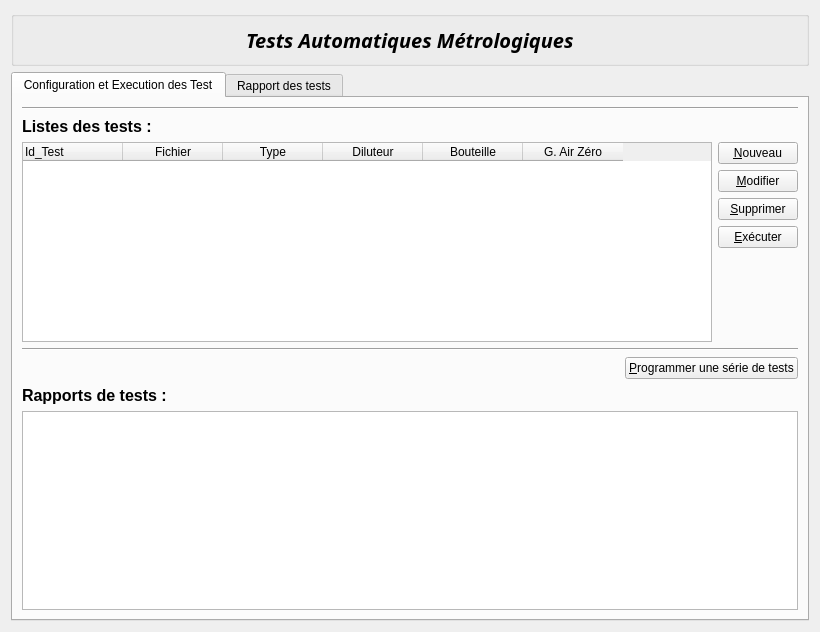
This is homewidget.ui in InformatiqueAtmoNA/tam as Qt 5 draws it before an edit. The edited form follows.
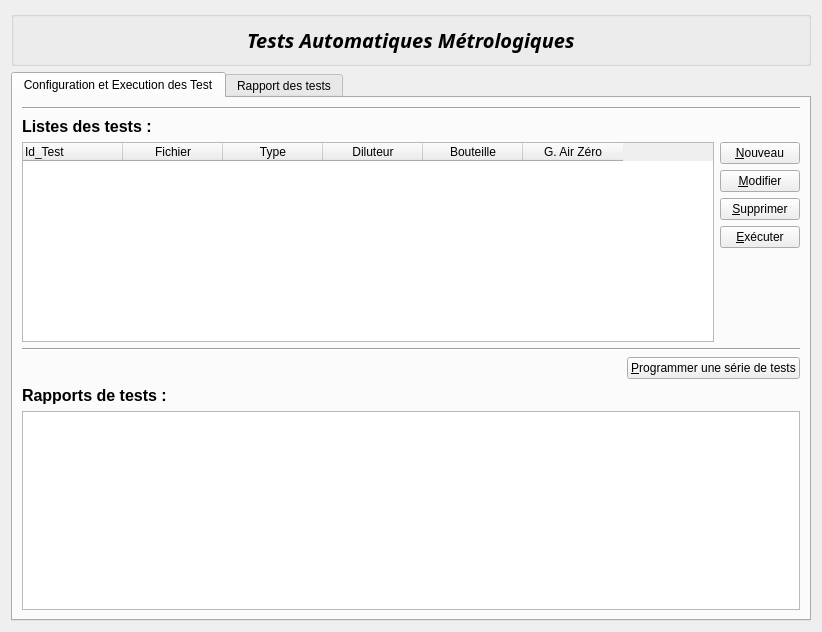
This is the edited form.

Commit message: modification de l'interface des tests de linéarité, ajout du critère d'écart à la consigne, ajout d'un code couleur pour vérifier que les résultats sont bons

```diff
--- a/homewidget.ui
+++ b/homewidget.ui
@@ -6,7 +6,7 @@
    <rect>
     <x>0</x>
     <y>0</y>
-    <width>820</width>
+    <width>822</width>
     <height>632</height>
    </rect>
   </property>
@@ -53,7 +53,6 @@
            <font>
             <family>Droid Serif</family>
             <pointsize>15</pointsize>
-            <weight>75</weight>
             <italic>true</italic>
             <bold>true</bold>
            </font>
@@ -153,7 +152,7 @@
                <string>Id_Test</string>
               </property>
               <property name="textAlignment">
-               <set>AlignLeft|AlignVCenter</set>
+               <set>AlignLeading|AlignVCenter</set>
               </property>
              </column>
              <column>
```
Left out of the diff: 2 changed lines with no effect on the pictures. The commit also changes 4 other files.
